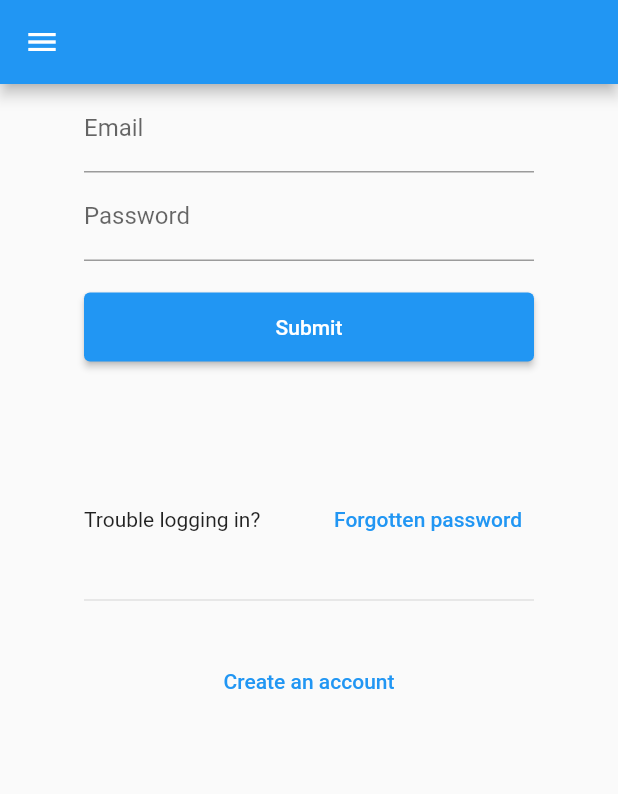
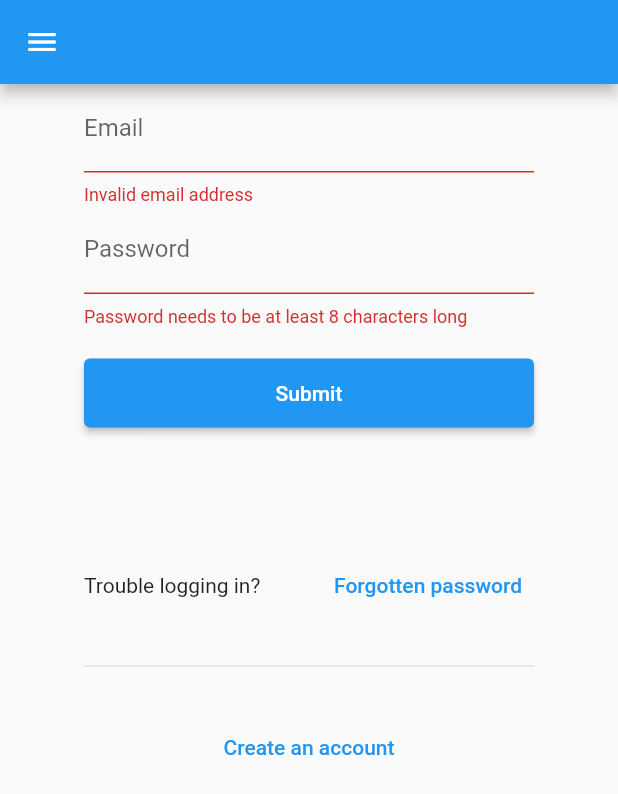
Before and after one commit to dimitarsi/flutter-cms-client, a Flutter app: the screen it shows after launch, after a tap on "Submit", on a phone screen of 412 x 824 dp. Shown: the top 794 px of the screen. Run offline on Flutter 3.47's test engine with Material 2 defaults, Android fonts, the phone set to English and light mode, and no system bars; our stand-ins replace flutter_bloc, go_router, shared_preferences, url_strategy; missing offline and left inert: dart:html; network calls fail; statements that could not run were skipped.

Commit message:
Squashed commit of the following:
commit 6b2340645d1148fe5cb4c58b954dd8713f7fae29
Author: Dimitar Iliev <dimitarsi@mail.bg>
Date:   Mon May 1 08:59:15 2023 +0200

    feat: login page field and server validation

commit 70e3b8989c457b006ec528711973656a546f75fb
Author: Dimitar Iliev <dimitarsi@mail.bg>
Date:   Sun Apr 30 12:48:31 2023 +0200

    feat: login error messages

commit 9bd6deecf8059b3a2b397b07006c6ef34cbbd871
Author: Dimitar Iliev <dimitarsi@mail.bg>
Date:   Sun Apr 30 08:57:30 2023 +0200

    refactor: remove login from createState

commit 910e3903e2fd6eb22d39c03d4828f9cc3acea509
Author: Dimitar Iliev <dimitarsi@mail.bg>
Date:   Sun Apr 30 08:47:52 2023 +0200

    feat: rest client login

commit ec2c0f1387196133058f775470de7c83290852b1
Author: Dimitar Iliev <dimitarsi@mail.bg>
Date:   Sat Apr 29 11:03:26 2023 +0200

    feat: rest client with models

```diff
--- a/lib/main.dart
+++ b/lib/main.dart
@@ -1,6 +1,7 @@
 import 'package:flutter/material.dart';
 import 'package:flutter_bloc/flutter_bloc.dart';
 import 'package:go_router/go_router.dart';
+import 'package:plenty_cms/service/client/client.dart';
 import 'package:plenty_cms/state/auth_cubit.dart';
 import 'package:plenty_cms/state/todos_cubit.dart';
 import 'package:plenty_cms/views/error/error_page.dart';
@@ -21,17 +22,24 @@ var publicLocations = ['/login', '/reset-password'];
 
 void main() {
   setPathUrlStrategy();
-  SharedPreferences.getInstance()
-      .then(
-        (value) => runApp(MyApp(
-          token: value.getString("authToken"),
-        )),
-      )
-      .catchError(() => runApp(MyApp()));
+
+  RestClient restClient = RestClient();
+
+  SharedPreferences.getInstance().then(
+    (value) {
+      restClient.token = value.getString("authToken") ?? "";
+      runApp(MyApp(
+        restClient: restClient,
+        token: value.getString("authToken"),
+      ));
+    },
+  ).catchError(() => runApp(MyApp(restClient: restClient)));
 }
 
 class MyApp extends StatelessWidget {
-  MyApp({super.key, this.token});
+  MyApp({super.key, this.token, required this.restClient});
+
+  RestClient restClient;
 
   String? token;
 
@@ -114,9 +122,11 @@ class MyApp extends StatelessWidget {
   createProvider(Widget child) {
     return MultiBlocProvider(
       providers: [
-        BlocProvider<AuthCubit>(
-            create: (_) =>
-                AuthCubit(AuthState(token: token, isLoggedIn: token != null))),
+        BlocProvider<AuthCubit>(create: (_) {
+          var state = AuthState(token: token, isLoggedIn: token != null);
+
+          return AuthCubit(state, restClient: restClient);
+        }),
         BlocProvider<TodosCubit>(create: (_) => TodosCubit([]))
       ],
       child: child,
--- /dev/null
+++ b/lib/models/user_auth.dart
@@ -0,0 +1,46 @@
+import 'dart:convert';
+
+import 'package:flutter/material.dart';
+import 'package:json_annotation/json_annotation.dart';
+
+part 'user_auth.g.dart';
+
+@JsonSerializable()
+class UserCredentials {
+  UserCredentials({required this.email, required this.password});
+  String email;
+  String password;
+
+  factory UserCredentials.fromJson(Map<String, dynamic> json) =>
+      _$UserCredentialsFromJson(json);
+
+  Map<String, dynamic> toJson() => _$UserCredentialsToJson(this);
+}
+
+@JsonSerializable()
+class LoginResponse {
+  LoginResponse({this.token = "", this.error});
+
+  @JsonKey(name: "accessToken", defaultValue: "")
+  String? token;
+  String? error;
+
+  bool get hasError => error != null;
+
+  bool get isLoggedIn => (token ?? "").isNotEmpty;
+
+  factory LoginResponse.fromJson(Map<String, dynamic> json) =>
+      _$LoginResponseFromJson(json);
+
+  Map<String, dynamic> toJson() => _$LoginResponseToJson(this);
+}
+
+class LoginFormController {
+  TextEditingController email = TextEditingController();
+  TextEditingController password = TextEditingController();
+
+  UserCredentials getUserCredentials() {
+    print("Credentials ${email.text} | ${password.text}");
+    return UserCredentials(email: email.text, password: password.text);
+  }
+}
--- /dev/null
+++ b/lib/service/client/client.dart
@@ -0,0 +1,76 @@
+import 'dart:convert';
+
+import 'package:http/http.dart';
+import 'package:plenty_cms/service/data/rest_response.dart';
+
+import '../../models/story_config.dart';
+import '../../models/user_auth.dart';
+import '../data/pagination.dart';
+
+const applicationJsonUtf8 = "application/json; charset=utf-8";
+
+class RestClient {
+  RestClient(
+      {this.baseUrl = "http://localhost", this.port = "8000", this.token = ""});
+
+  String port;
+  String baseUrl;
+  String token;
+
+  Uri get url => Uri.parse("$baseUrl:$port");
+  Map<String, String> get authHeader => {"x-access-token": token};
+  Map<String, String> get contentTypeHeaders =>
+      {"content-type": applicationJsonUtf8};
+  Map<String, String> get allHeaders =>
+      {"x-access-token": token, "content-type": applicationJsonUtf8};
+
+  Uri get storyConfigUrl => Uri.parse("$url/story-configs");
+  Uri get storyUrl => Uri.parse("$url/stories");
+  Uri get loginUrl => Uri.parse("$url/login");
+  Uri get logoutUrl => Uri.parse("$url/logout");
+  Uri get usersUrl => Uri.parse("$url/users");
+
+  Future<StoryConfigResponse> getStoryConfig(String idOrSlug) async {
+    var getStoryConfigUrlWithIdOrSlug = Uri.parse("$storyConfigUrl/$idOrSlug");
+    var response =
+        await get(getStoryConfigUrlWithIdOrSlug, headers: authHeader);
+
+    return StoryConfigResponse.fromJson(jsonDecode(response.body));
+  }
+
+  Future<RestResponse<StoryConfigResponse>> listStoryConfigs(
+      {int page = 1}) async {
+    var listStoryConfigWithPage = Uri.parse("$storyConfigUrl?page=$page");
+    var response = await get(listStoryConfigWithPage, headers: authHeader);
+    var body = jsonDecode(response.body);
+
+    if (body["pagination"] == null || body["entities"] == null) {
+      return RestResponse(hasError: true);
+    }
+
+    var items = (body["entities"] as List<Map<String, dynamic>>).map(
+      (e) => StoryConfigResponse.fromJson(e),
+    );
+
+    return RestResponse(
+        pagination: Pagination.fromJson(body["pagination"]),
+        entities: items.toList());
+  }
+
+  Future<void> createStoryConfig(StoryConfigRequest data) async {
+    await post(storyConfigUrl, headers: allHeaders, body: data.toJson());
+  }
+
+  Future<void> updateStoryConfig(StoryConfigRequest data) async {
+    await patch(storyConfigUrl, headers: allHeaders, body: data.toJson());
+  }
+
+  Future<LoginResponse> tryLogin(UserCredentials data) async {
+    var response = await post(loginUrl,
+        headers: contentTypeHeaders, body: jsonEncode(data.toJson()));
+
+    var res = LoginResponse.fromJson(jsonDecode(response.body));
+
+    return res;
+  }
+}
--- /dev/null
+++ b/lib/service/data/pagination.dart
@@ -0,0 +1,20 @@
+import 'package:json_annotation/json_annotation.dart';
+
+part 'pagination.g.dart';
+
+@JsonSerializable()
+class Pagination {
+  Pagination(
+      {this.page, this.perPage, this.count, this.totalPages, this.nextPage});
+
+  int? page = 0;
+  int? perPage = 0;
+  int? count = 0;
+  int? totalPages = 0;
+  int? nextPage = 0;
+
+  factory Pagination.fromJson(Map<String, dynamic> json) =>
+      _$PaginationFromJson(json);
+
+  Map<String, dynamic> toJson() => _$PaginationToJson(this);
+}
--- /dev/null
+++ b/lib/service/data/rest_response.dart
@@ -0,0 +1,11 @@
+import 'package:json_annotation/json_annotation.dart';
+import 'package:plenty_cms/service/data/pagination.dart';
+
+class RestResponse<T> {
+  RestResponse(
+      {this.entities = const [], this.pagination, this.hasError = false});
+
+  Iterable<T> entities;
+  Pagination? pagination;
+  bool hasError;
+}
--- a/lib/state/auth_cubit.dart
+++ b/lib/state/auth_cubit.dart
@@ -1,41 +1,75 @@
+import 'dart:async';
 import 'dart:convert';
 
 import 'package:flutter_bloc/flutter_bloc.dart';
 import 'package:http/http.dart';
+import 'package:plenty_cms/models/user_auth.dart';
 import 'package:shared_preferences/shared_preferences.dart';
+
+import '../service/client/client.dart';
 
 class AuthState {
   AuthState(
-      {this.isLoggedIn = false, this.token, this.firstName, this.lastName});
+      {this.isLoggedIn = false,
+      this.token,
+      this.firstName,
+      this.lastName,
+      this.loginError});
 
   bool isLoggedIn;
   String? token;
   String? firstName;
   String? lastName;
+
+  String? loginError;
 }
 
+const timeout = Duration(seconds: 5);
+const lockTimeout = Duration(seconds: 1);
+
 class AuthCubit extends Cubit<AuthState> {
-  AuthCubit(AuthState initialState) : super(initialState);
+  AuthCubit(AuthState initialState, {required this.restClient})
+      : super(initialState);
 
-  void login(String email, String password) async {
-    // String body = "{\"email\": \"$email\",\"password\":\"$password\"}";
-    Response data;
+  RestClient restClient;
+
+  Timer? timer;
+
+  bool loginLock = false;
+
+  void login(UserCredentials credentials) async {
+    var storage = await SharedPreferences.getInstance();
+
+    if (loginLock) {
+      return;
+    }
+
+    if (timer != null) {
+      timer!.cancel();
+      timer = null;
+    }
+
     try {
-      // var data = await post(Uri.parse("http://localhost:8000/login"),
-      //     body: json.encode({"email": email, "password": password}).toString(),
-      //     headers: {"content-type": "application/json"});
-      var storage = await SharedPreferences.getInstance();
-      data = await post(Uri.parse("http://localhost:8000/login"),
-          body: {"email": email, "password": password});
+      loginLock = true;
+      var data = await restClient.tryLogin(credentials);
+      var token = data.token ?? "";
 
-      if (data.statusCode < 300) {
-        var body = json.decode(data.body);
+      if (!data.isLoggedIn) {
+        emit(AuthState(
+            isLoggedIn: data.isLoggedIn,
+            loginError: "Invalid credentials. Please Try Again"));
 
-        emit(AuthState(isLoggedIn: true, token: body["accessToken"]));
-        storage.setString("authToken", body["accessToken"]);
+        timer = Timer(timeout, () => emit(AuthState()));
+      } else if (token.isNotEmpty) {
+        emit(AuthState(isLoggedIn: data.isLoggedIn, token: token));
+        storage.setString("authToken", token);
       }
     } catch (e) {
-      print(e.toString());
+      emit(
+          AuthState(loginError: "Ups, something went wrong. Try again later!"));
+      Timer(timeout, () => emit(AuthState()));
+    } finally {
+      Timer(lockTimeout, () => loginLock = false);
     }
   }
 
--- a/lib/views/auth/forms/login.dart
+++ b/lib/views/auth/forms/login.dart
@@ -1,33 +1,60 @@
 import 'package:flutter/material.dart';
 import 'package:flutter_bloc/flutter_bloc.dart';
+import 'package:plenty_cms/models/user_auth.dart';
 
 import '../../../state/auth_cubit.dart';
 
-class LoginForm extends StatelessWidget {
-  LoginForm({super.key, this.pageViewController});
-
-  TextEditingController email = TextEditingController();
-  TextEditingController password = TextEditingController();
+class LoginFormView extends StatelessWidget {
+  LoginFormView(
+      {super.key,
+      this.pageViewController,
+      this.loginError,
+      required this.form,
+      required this.loginFormKey});
 
   final PageController? pageViewController;
 
+  String? loginError;
+
+  LoginFormController form;
+  GlobalKey<FormState> loginFormKey;
+
   @override
   Widget build(BuildContext context) {
-    return Column(
+    var loginErrorMessage = loginError ?? "";
+
+    return Form(
+      key: loginFormKey,
+      child: Column(
         children: [
-        SizedBox(
+          FormField(
+            builder: (context) => SizedBox(
               width: 300,
-          child: TextField(
-            controller: email,
+              child: TextFormField(
+                controller: form.email,
+                validator: (value) {
+                  var isEmail = RegExp(r'\w@\w').allMatches(value ?? "");
+                  if (isEmail.isEmpty) {
+                    return "Invalid email address";
+                  }
+                },
                 decoration: const InputDecoration(labelText: "Email"),
               ),
             ),
-        SizedBox(
+          ),
+          FormField(
+            builder: (context) => SizedBox(
               width: 300,
-          child: TextField(
-            controller: password,
+              child: TextFormField(
+                controller: form.password,
                 obscureText: true,
                 decoration: const InputDecoration(labelText: "Password"),
+                validator: (val) {
+                  if (val != null && val.length < 8) {
+                    return "Password needs to be at least 8 characters long";
+                  }
+                },
+              ),
             ),
           ),
           const SizedBox(
@@ -37,13 +64,28 @@ class LoginForm extends StatelessWidget {
             width: 300,
             child: ElevatedButton(
                 onPressed: () {
-                // context.read<AuthCubit>().login(email.text, password.text);
-                context.read<AuthCubit>().login(email.text, password.text);
+                  if (loginFormKey.currentState != null) {
+                    var formState = loginFormKey.currentState;
+
+                    if (formState != null && formState.validate()) {
+                      context
+                          .read<AuthCubit>()
+                          .login(form.getUserCredentials());
+                    }
+                  }
                 },
                 child: const Padding(
                   padding: EdgeInsets.symmetric(vertical: 15),
                   child: Text("Submit"),
                 )),
+          ),
+          if (loginErrorMessage.isNotEmpty)
+            Padding(
+              padding: const EdgeInsets.only(top: 8.0),
+              child: Text(
+                loginErrorMessage,
+                style: const TextStyle(color: Colors.red),
+              ),
             ),
           Container(
             height: 80,
@@ -69,8 +111,9 @@ class LoginForm extends StatelessWidget {
           ),
           TextButton(
               onPressed: () => pageViewController?.jumpToPage(1),
-            child: Text("Create an account"))
+              child: Text("Create an account")),
         ],
+      ),
     );
   }
 }
--- a/lib/views/auth/login_page.dart
+++ b/lib/views/auth/login_page.dart
@@ -4,6 +4,7 @@ import 'package:flutter/material.dart';
 import 'package:flutter_bloc/flutter_bloc.dart';
 import 'package:go_router/go_router.dart';
 import 'package:plenty_cms/components/navigation/sidenav.dart';
+import 'package:plenty_cms/models/user_auth.dart';
 import 'package:plenty_cms/state/auth_cubit.dart';
 import 'package:plenty_cms/views/auth/forms/register.dart';
 
@@ -12,10 +13,13 @@ import 'forms/login.dart';
 class LoginPage extends StatefulWidget {
   LoginPage({super.key, this.resetToken});
 
-  String? resetToken;
+  final String? resetToken;
+  final LoginFormController form = LoginFormController();
+  final GlobalKey<FormState> loginFormKey =
+      GlobalKey(debugLabel: "Login Form Key");
 
   @override
-  State<LoginPage> createState() => _LoginPageState(resetToken: resetToken);
+  State<LoginPage> createState() => _LoginPageState();
 }
 
 class _LoginPageState extends State<LoginPage> {
@@ -23,11 +27,7 @@ class _LoginPageState extends State<LoginPage> {
 
   late final PageController pageViewController;
 
-  String? resetToken;
-
   String? errorMessage;
-
-  _LoginPageState({this.resetToken}) : super();
 
   @override
   void initState() {
@@ -44,38 +44,44 @@ class _LoginPageState extends State<LoginPage> {
           automaticallyImplyLeading: true,
         ),
         body: BlocBuilder<AuthCubit, AuthState>(
-          builder: (context, state) => page(context, state.isLoggedIn),
+          builder: page,
         ));
   }
 
-  page(BuildContext context, bool isLoggedIn) {
-    if (resetToken != null) {
-      return resetPassword(context);
+  Widget page(BuildContext context, AuthState state) {
+    if (widget.resetToken != null) {
+      return resetPassword();
     }
 
+    var isLoggedIn = state.isLoggedIn;
+    var errorMessage = state.loginError ?? "";
+
     return isLoggedIn
-        ? logout(context)
+        ? logout()
         : Container(
-            child: pageView(context),
+            child: pageView(context, errorMessage: errorMessage),
           );
   }
 
-  PageView pageView(BuildContext context) {
+  PageView pageView(BuildContext context, {required String errorMessage}) {
     return PageView(
       controller: pageViewController,
       children: [
-        LoginForm(
+        LoginFormView(
           pageViewController: pageViewController,
+          loginError: errorMessage,
+          form: widget.form,
+          loginFormKey: widget.loginFormKey,
         ),
         RegisterForm(
           pageViewController: pageViewController,
         ),
-        forgottenPassword(context)
+        forgottenPassword()
       ],
     );
   }
 
-  Center forgottenPassword(BuildContext context) {
+  Center forgottenPassword() {
     double maxWidth = min(MediaQuery.of(context).size.width, 400);
 
     return Center(
@@ -123,18 +129,24 @@ class _LoginPageState extends State<LoginPage> {
     );
   }
 
-  Column logout(BuildContext context) {
-    return Column(
-      children: [
-        const Text("You are logged in"),
-        TextButton(
-            onPressed: context.read<AuthCubit>().logout,
-            child: const Text("Log out"))
-      ],
+  Widget logout() {
+    return Center(
+      child: Column(
+        crossAxisAlignment: CrossAxisAlignment.center,
+        children: [
+          const Padding(
+            padding: EdgeInsets.only(top: 50, bottom: 8),
+            child: Text("You are logged in"),
+          ),
+          TextButton(
+              onPressed: context.read<AuthCubit>().logout,
+              child: const Text("Log out"))
+        ],
+      ),
     );
   }
 
-  Center resetPassword(BuildContext context) {
+  Center resetPassword() {
     double maxWidth = min(MediaQuery.of(context).size.width, 400);
 
     return Center(
--- a/pubspec.yaml
+++ b/pubspec.yaml
@@ -41,6 +41,7 @@ dependencies:
   flutter_bloc: ^8.1.2
   http: ^0.13.5
   shared_preferences: ^2.1.0
+  json_annotation: ^4.8.0
 
 dev_dependencies:
   flutter_test:
@@ -53,6 +54,7 @@ dev_dependencies:
   # rules and activating additional ones.
   flutter_lints: ^2.0.0
   json_serializable: ^6.6.1
+  build_runner: ^2.3.3
 
 # For information on the generic Dart part of this file, see the
 # following page: https://dart.dev/tools/pub/pubspec
```
Also changed, not shown: lib/models/story_config.dart (added, +91 -0 lines), lib/models/story_config.g.dart (added), lib/models/user_auth.g.dart (added), lib/service/data/pagination.g.dart (added), pubspec.lock. Lines whose indentation alone changed are shown as unchanged.
